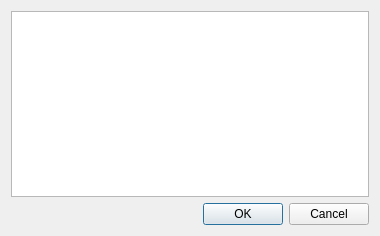
soramimi/Guitar, file src/DeleteTagsDialog.ui: the form before one commit.
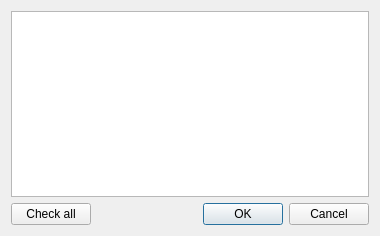
The form after the commit.

Diff of the .ui file:
```diff
--- a/src/DeleteTagsDialog.ui
+++ b/src/DeleteTagsDialog.ui
@@ -26,6 +26,13 @@
    </item>
    <item>
     <layout class="QHBoxLayout" name="horizontalLayout">
+     <item>
+      <widget class="QPushButton" name="pushButton_check_all">
+       <property name="text">
+        <string>Check all</string>
+       </property>
+      </widget>
+     </item>
      <item>
       <spacer name="horizontalSpacer">
        <property name="orientation">
@@ -44,6 +51,9 @@
        <property name="text">
         <string>OK</string>
        </property>
+       <property name="default">
+        <bool>true</bool>
+       </property>
       </widget>
      </item>
      <item>
```
